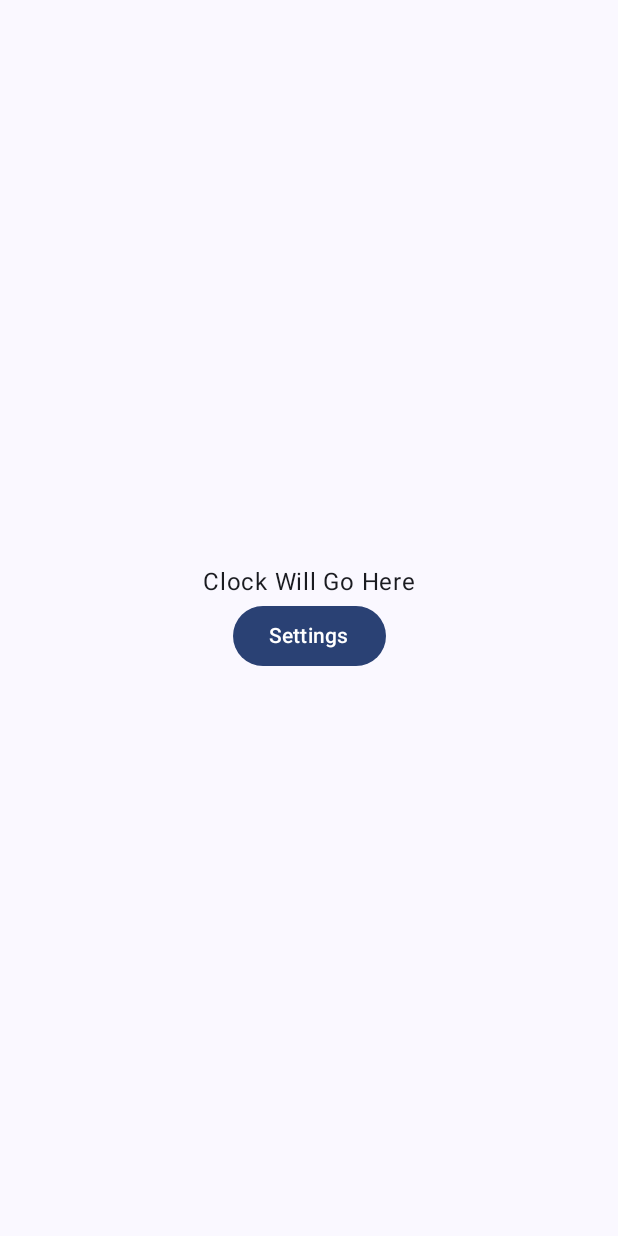
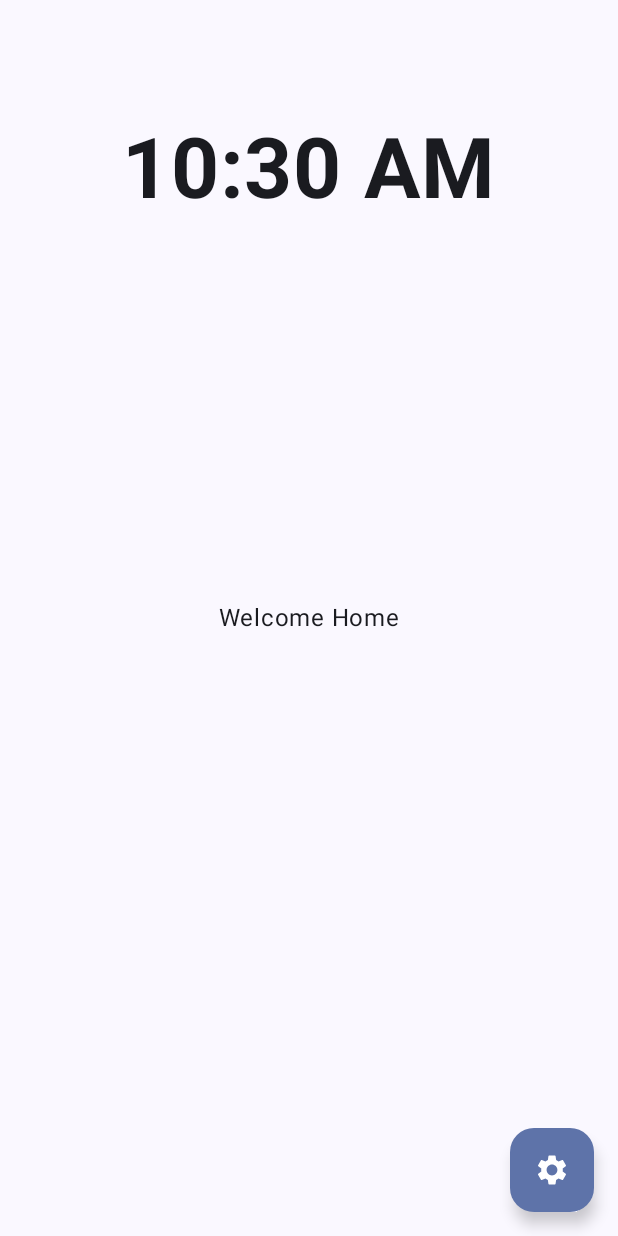
Before and after one commit to VenkataM-dev/simpleLauncherForProductivity, an Android app built with Jetpack Compose: the screen it shows after launch (SlideActivity), on a phone screen of 412 x 824 dp. Run offline under Robolectric (Android 15) with nearby library versions, the phone set to English and light mode, and no system bars; our stand-ins replace Room's generated code.

Commit message:
add clock and app grid + code clean up

```diff
--- a/app/build.gradle.kts
+++ b/app/build.gradle.kts
@@ -62,6 +62,8 @@ dependencies {
     implementation("com.google.android.material:material:1.13.0")
     implementation(libs.coil.compose)
 
+    implementation("androidx.compose.material:material-icons-extended")
+
     implementation(libs.androidx.core.ktx)
     implementation(libs.androidx.lifecycle.runtime.ktx)
     implementation(libs.androidx.activity.compose)
--- a/app/src/main/java/com/example/simplelauncherforproductivity/domain/repositories/ConfigRepository.kt
+++ b/app/src/main/java/com/example/simplelauncherforproductivity/domain/repositories/ConfigRepository.kt
@@ -19,6 +19,4 @@ class ConfigRepository(private val configDao: ConfigDao) {
     suspend fun updateConfig(slideCount: Int, gridSize: Int) {
         configDao.updateConfig(ConfigEntity(id = 0, slideCount = slideCount, gridSize = gridSize))
     }
-
-    // You can add other update functions here, e.g., for slideCount if you add it to ConfigEntity
 }
--- a/app/src/main/java/com/example/simplelauncherforproductivity/domain/usecases/InterceptAppLaunchUseCase.kt
+++ b/app/src/main/java/com/example/simplelauncherforproductivity/domain/usecases/InterceptAppLaunchUseCase.kt
@@ -77,12 +77,11 @@ class InterceptAppLaunchUseCase: AccessibilityService() {
     }
 
     override fun onInterrupt() {
-        // This method is called when the service is interrupted (e.g., user disables it)
         Log.d("AppLaunchDetector", "Service interrupted.")
     }
 
     override fun onDestroy() {
         super.onDestroy()
-        job.cancel() // Clean up coroutines
+        job.cancel()
     }
 }
--- a/app/src/main/java/com/example/simplelauncherforproductivity/presentation/viewmodel/SettingsViewModel.kt
+++ b/app/src/main/java/com/example/simplelauncherforproductivity/presentation/viewmodel/SettingsViewModel.kt
@@ -70,7 +70,6 @@ class SettingsViewModel(
                     )
                 } catch (e: Exception) { null }
             }
-            // Use the correct repository to save the apps
             configuredAppRepository.replaceUnproductiveApps(newUnproductiveApps)
         }
     }
--- /dev/null
+++ b/app/src/main/java/com/example/simplelauncherforproductivity/ui/DigitalClock.kt
@@ -0,0 +1,30 @@
+package com.example.simplelauncherforproductivity.ui
+
+import androidx.compose.material3.Text
+import androidx.compose.runtime.*
+import androidx.compose.ui.Modifier
+import androidx.compose.ui.text.font.FontWeight
+import androidx.compose.ui.unit.sp
+import kotlinx.coroutines.delay
+import java.text.SimpleDateFormat
+import java.util.*
+
+@Composable
+fun DigitalClock(modifier: Modifier = Modifier) {
+    var currentTime by remember { mutableStateOf("") }
+
+    LaunchedEffect(Unit) {
+        val sdf = SimpleDateFormat("h:mm a", Locale.getDefault())
+        while (true) {
+            currentTime = sdf.format(Date())
+            delay(1000)
+        }
+    }
+
+    Text(
+        text = currentTime,
+        fontSize = 56.sp,
+        fontWeight = FontWeight.Bold,
+        modifier = modifier
+    )
+}
--- a/app/src/main/java/com/example/simplelauncherforproductivity/ui/HomeScreen.kt
+++ b/app/src/main/java/com/example/simplelauncherforproductivity/ui/HomeScreen.kt
@@ -1,30 +1,44 @@
 package com.example.simplelauncherforproductivity.ui
 
-import androidx.compose.foundation.layout.Arrangement
-import androidx.compose.foundation.layout.Column
-import androidx.compose.foundation.layout.fillMaxSize
-import androidx.compose.material3.Button
-import androidx.compose.material3.Text
+import androidx.compose.foundation.layout.*
+import androidx.compose.material.icons.Icons
+import androidx.compose.material.icons.filled.Settings
+import androidx.compose.material3.*
 import androidx.compose.runtime.Composable
 import androidx.compose.ui.Alignment
 import androidx.compose.ui.Modifier
 import androidx.compose.ui.tooling.preview.Preview
+import androidx.compose.ui.unit.dp
 
 @Composable
 fun HomeScreen(
-    slideNumber: Int,
     onSettingsClick: () -> Unit
 ) {
-    Column(
-        modifier = Modifier.fillMaxSize(),
-        verticalArrangement = Arrangement.Center,
-        horizontalAlignment = Alignment.CenterHorizontally
+    Box(
+        modifier = Modifier
+            .fillMaxSize()
+            .windowInsetsPadding(WindowInsets.navigationBars)
+            .padding(16.dp)
     ) {
-        // TODO: Add your Clock and Date composables here later
-        Text("Clock Will Go Here")
+        DigitalClock(
+            modifier = Modifier
+                .align(Alignment.TopCenter)
+                .padding(top = 64.dp)
+        )
 
-        Button(onClick = onSettingsClick) {
-            Text("Settings")
+        Text(
+            "Welcome Home",
+            modifier = Modifier.align(Alignment.Center)
+        )
+
+        FloatingActionButton(
+            onClick = onSettingsClick,
+            modifier = Modifier.align(Alignment.BottomEnd)
+        ) {
+            Icon(
+                imageVector = Icons.Default.Settings,
+                contentDescription = "Settings"
+            )
         }
     }
 }
@@ -32,5 +46,5 @@ fun HomeScreen(
 @Preview(showBackground = true)
 @Composable
 fun HomeScreenPreview() {
-    HomeScreen(slideNumber = 3, onSettingsClick = { })
+    HomeScreen(onSettingsClick = { })
 }
--- a/app/src/main/java/com/example/simplelauncherforproductivity/ui/SettingsPageActivity.kt
+++ b/app/src/main/java/com/example/simplelauncherforproductivity/ui/SettingsPageActivity.kt
@@ -49,7 +49,6 @@ class SettingsPageActivity : ComponentActivity() {
             if (result.resultCode == Activity.RESULT_OK) {
                 val selectedPackages =
                     result.data?.getStringArrayExtra("SELECTED_PACKAGES") ?: emptyArray()
-                // Now we can call the ViewModel to handle the result
                 viewModel.onUnproductiveAppsSelected(selectedPackages)
             }
         }
@@ -142,7 +141,6 @@ fun SettingsScreen(
 
         Spacer(modifier = Modifier.height(24.dp))
 
-        // Unproductive Apps Section
         Text(
             "Unproductive Apps",
             style = MaterialTheme.typography.titleMedium,
@@ -165,7 +163,6 @@ fun SettingsScreen(
             }
             items(unproductiveApps) { app ->
                 val packageManager = LocalContext.current.packageManager
-                // Load the icon drawable using the package name
                 val iconDrawable = try {
                     packageManager.getApplicationIcon(app.packageName)
                 } catch (e: Exception) {
@@ -175,7 +172,6 @@ fun SettingsScreen(
 
                 if (iconDrawable != null) {
                     AsyncImage(
-                        // Use the loaded drawable with rememberDrawablePainter
                         model = iconDrawable,
                         contentDescription = app.appLabel,
                         modifier = Modifier.size(48.dp)
--- a/app/src/main/java/com/example/simplelauncherforproductivity/ui/SlideActivity.kt
+++ b/app/src/main/java/com/example/simplelauncherforproductivity/ui/SlideActivity.kt
@@ -7,9 +7,12 @@ import androidx.activity.compose.setContent
 import androidx.activity.result.contract.ActivityResultContracts
 import androidx.activity.viewModels
 import androidx.compose.foundation.ExperimentalFoundationApi
+import androidx.compose.foundation.layout.Box
 import androidx.compose.foundation.layout.fillMaxSize
+import androidx.compose.foundation.layout.padding
 import androidx.compose.foundation.pager.HorizontalPager
 import androidx.compose.foundation.pager.rememberPagerState
+import androidx.compose.material3.FloatingActionButton
 import androidx.compose.material3.MaterialTheme
 import androidx.compose.material3.Surface
 import androidx.compose.runtime.getValue
@@ -18,7 +21,9 @@ import androidx.compose.runtime.remember
 import androidx.compose.runtime.setValue
 import androidx.compose.ui.Modifier
 import androidx.compose.ui.platform.LocalContext
+import androidx.compose.ui.unit.dp
 import androidx.lifecycle.compose.collectAsStateWithLifecycle
+import com.example.simplelauncherforproductivity.data.entity.AppInfo
 import com.example.simplelauncherforproductivity.domain.usecases.GetInstalledAppsUseCase
 import com.example.simplelauncherforproductivity.domain.usecases.InterceptAppLaunchUseCase
 import com.example.simplelauncherforproductivity.presentation.viewmodel.SettingsViewModelFactory
@@ -51,13 +56,27 @@ class SlideActivity : ComponentActivity() {
 
                     val pagerState = rememberPagerState(pageCount = { slideCount + 1 })
 
-                    HorizontalPager(state = pagerState) { page ->
-                        if (page < slideCount) {
+                    HorizontalPager(
+                        state = pagerState,
+                        modifier = Modifier.fillMaxSize()
+                    ) { page ->
+                        when {
+                            page == 0 -> {
                                 HomeScreen(
-                                slideNumber = page + 1,
-                                onSettingsClick = { launchSettings() }
+                                    onSettingsClick = {
+                                        launchSettings()
+                                    }
                                 )
-                        } else {
+                            }
+                            page < slideCount -> {
+                                AppSlide(
+                                    pageNumber = page + 1,
+                                    appsPerRow = appsPerRow,
+                                    allApps = emptyList(),
+                                    onAppClick = {}
+                                )
+                            }
+                            else -> {
                                 val context = LocalContext.current
                                 AppDrawerScreen(
                                     allApps = installedApps,
@@ -72,6 +91,7 @@ class SlideActivity : ComponentActivity() {
                 }
             }
         }
+    }
 
     private fun launchSettings() {
         val intent = Intent(this, SettingsPageActivity::class.java)
--- a/app/src/main/java/com/example/simplelauncherforproductivity/ui/WarningActivity.kt
+++ b/app/src/main/java/com/example/simplelauncherforproductivity/ui/WarningActivity.kt
@@ -48,11 +48,6 @@ class WarningActivity : ComponentActivity() {
             }
         }
     }
-
-    // Prevent the user from dismissing the activity by pressing the back button
-    override fun onBackPressed() {
-        // Do nothing
-    }
 }
 
 @Composable
@@ -60,7 +55,6 @@ fun WarningDialog(
     onContinue: () -> Unit,
     onCancel: () -> Unit
 ) {
-    // Dialog is a composable that shows content in a floating window, perfect for this.
     Dialog(onDismissRequest = onCancel) {
         Card(
             shape = MaterialTheme.shapes.extraLarge,
--- a/app/src/main/java/com/example/simplelauncherforproductivity/ui/theme/Theme.kt
+++ b/app/src/main/java/com/example/simplelauncherforproductivity/ui/theme/Theme.kt
@@ -41,7 +41,6 @@ private val LightColorScheme = lightColorScheme(
 @Composable
 fun SimpleLauncherForProductivityTheme(
     darkTheme: Boolean = isSystemInDarkTheme(),
-    // Dynamic color is available on Android 12+
     dynamicColor: Boolean = true,
     content: @Composable () -> Unit
 ) {
--- a/app/src/main/java/com/example/simplelauncherforproductivity/ui/theme/Type.kt
+++ b/app/src/main/java/com/example/simplelauncherforproductivity/ui/theme/Type.kt
@@ -6,7 +6,6 @@ import androidx.compose.ui.text.font.FontFamily
 import androidx.compose.ui.text.font.FontWeight
 import androidx.compose.ui.unit.sp
 
-// Set of Material typography styles to start with
 val Typography = Typography(
     bodyLarge = TextStyle(
         fontFamily = FontFamily.Default,
--- a/app/src/main/res/values-night/themes.xml
+++ b/app/src/main/res/values-night/themes.xml
@@ -1,7 +1,4 @@
 <resources xmlns:tools="http://schemas.android.com/tools">
-    <!-- Base application theme. -->
     <style name="Theme.SimpleLauncherForProductivity" parent="Base.Theme.SimpleLauncherForProductivity">
-        <!-- Customize your dark theme here. -->
-        <!-- <item name="colorPrimary">@color/my_dark_primary</item> -->
     </style>
 </resources>
```
Also changed, not shown: app/src/main/java/com/example/simplelauncherforproductivity/ui/AppDrawerScreen.kt (+1 -42 lines), app/src/main/java/com/example/simplelauncherforproductivity/ui/AppSlide.kt (added, +48 -0 lines), app/src/main/java/com/example/simplelauncherforproductivity/ui/SelectAppsActivity.kt (+1 -7 lines), app/src/main/java/com/example/simplelauncherforproductivity/ui/components/AppIcon.kt (added, +51 -0 lines). Lines whose indentation alone changed are shown as unchanged.
